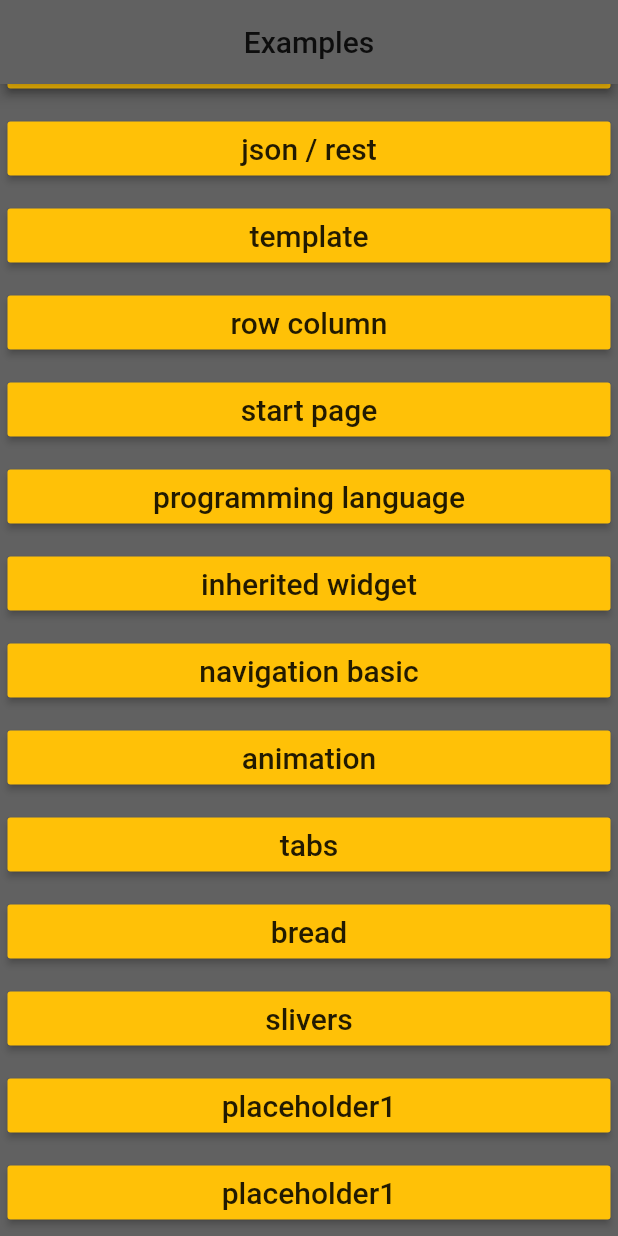
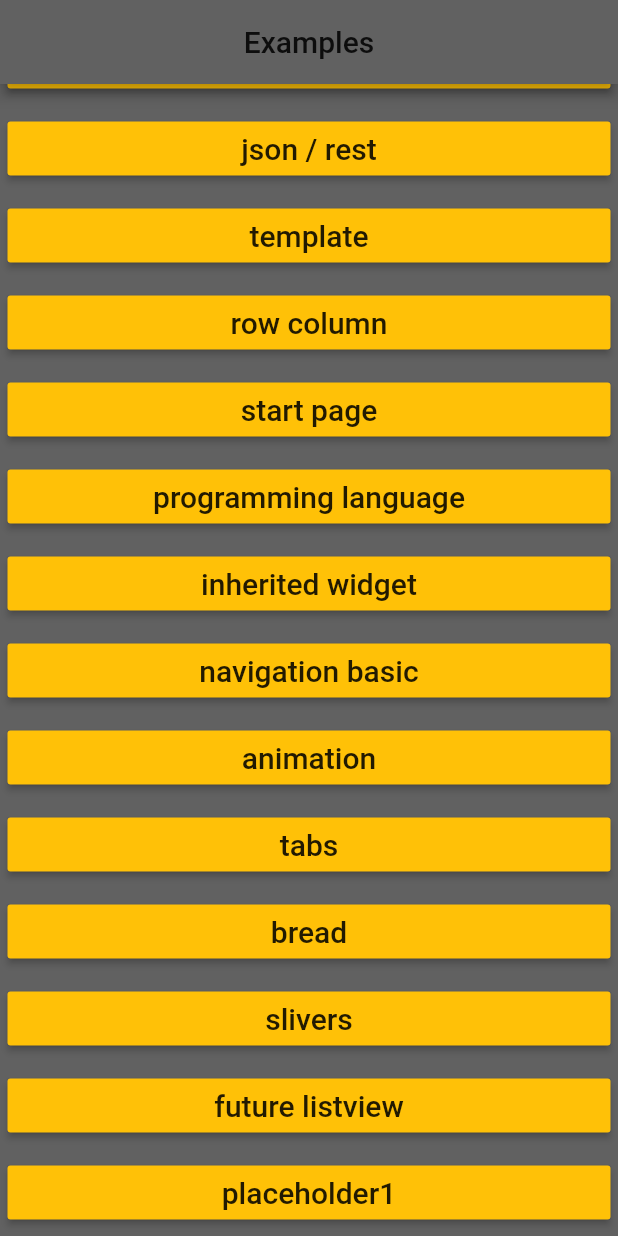
Before and after one commit to leventarican/cookbook-flutter, a Flutter app: the screen it shows after launch, scrolled down 160 dp, on a phone screen of 412 x 824 dp. Run offline on Flutter 3.47's test engine with Material 2 defaults, Android fonts, the phone set to English and light mode, and no system bars; our stand-ins replace font_awesome_flutter.

Commit message:
complement future

```diff
--- a/refresh/lib/main.dart
+++ b/refresh/lib/main.dart
@@ -6,6 +6,7 @@ import 'package:refresh/animation/animation_package_example.dart';
 import 'package:refresh/examples/animation_example.dart';
 import 'package:refresh/examples/inherited_widget_example.dart';
 import 'package:refresh/examples/json_rest_example.dart';
+import 'package:refresh/examples/listview_future_example.dart';
 import 'package:refresh/examples/navigation_basic_example.dart';
 import 'package:refresh/examples/navigation_example.dart';
 import 'package:refresh/examples/row_column_example.dart';
@@ -16,7 +17,8 @@ import 'package:refresh/examples/stateless_example.dart';
 import './pages/start_page.dart';
 import './pages/programminglanguage_page.dart';
 
-import 'examples/list_view_example.dart';
+import 'examples/debug.dart';
+import 'examples/listview_example.dart';
 import 'tabs/tabs_example.dart';
 import 'template/template.dart';
 
@@ -104,8 +106,8 @@ class _StartState extends State<Start> {
             action: () => clicked(SliversExample()),
           ),
           MenuButton(
-            name: 'placeholder1',
-            action: () => clicked(StatelessExample()),
+            name: 'future listview',
+            action: () => clicked(Debug()),
           ),
           MenuButton(
             name: 'placeholder1',
--- a/refresh/lib/repository/programming_language.dart
+++ b/refresh/lib/repository/programming_language.dart
@@ -1,4 +1,10 @@
 class ProgrammingLanguage {
+  static List _data = const ["go", "kotlin", "dart", "cpp", "java", "python", "rust", "c"];
   String name;
+
   ProgrammingLanguage(this.name);
+
+  static List get data {
+    return _data;
+  }
 }
```
Also changed, not shown: refresh/lib/examples/listview_future_example.dart (added, +49 -0 lines), refresh/lib/examples/listview_example.dart (renamed from refresh/lib/examples/list_view_example.dart), 1 other file.
